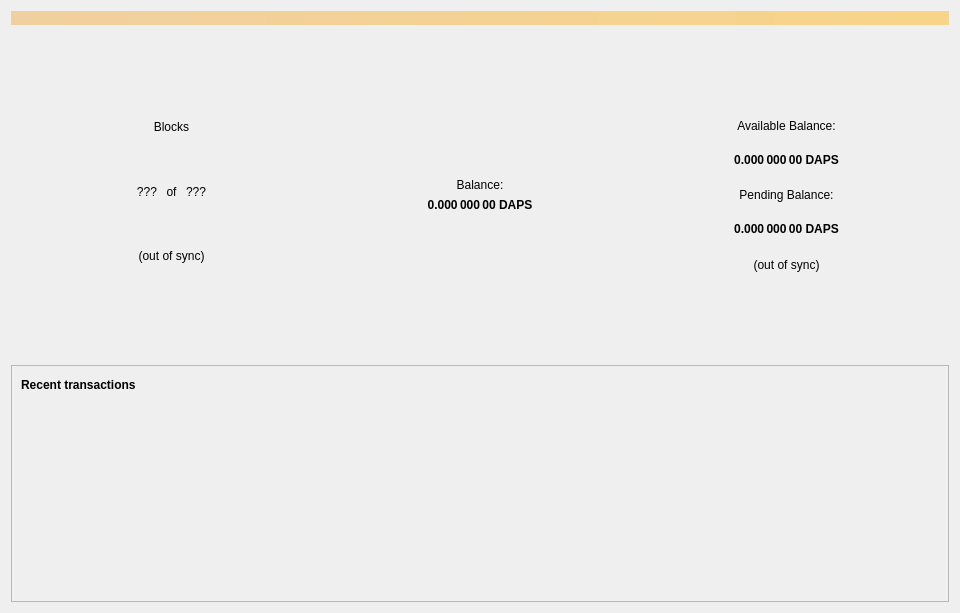
Above: src/qt/forms/overviewpage.ui from pedrorv0106/DAPS before the change. Below: the same form after it.
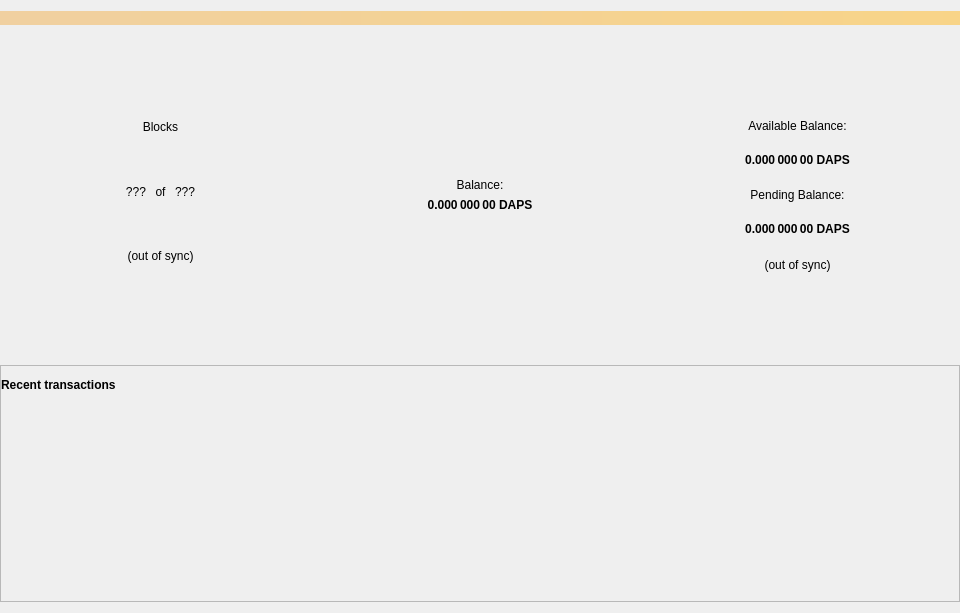
That is the form after the change. Icons and pictures are not drawn.

```diff
--- a/src/qt/forms/overviewpage.ui
+++ b/src/qt/forms/overviewpage.ui
@@ -23,6 +23,12 @@
    <string notr="true">QDialog{border-image: url(':/images/overviewbackground') 0 0 0 0 stretch stretch;}</string>
   </property>
   <layout class="QVBoxLayout" name="topLayout">
+   <property name="leftMargin">
+    <number>0</number>
+   </property>
+   <property name="rightMargin">
+    <number>0</number>
+   </property>
    <item>
     <widget class="QLabel" name="labelAlerts">
      <property name="visible">
@@ -404,6 +410,12 @@
           <enum>QFrame::Raised</enum>
          </property>
          <layout class="QVBoxLayout" name="verticalLayout">
+          <property name="leftMargin">
+           <number>0</number>
+          </property>
+          <property name="rightMargin">
+           <number>0</number>
+          </property>
           <item>
            <layout class="QHBoxLayout" name="horizontalLayout_2">
             <item>
```
